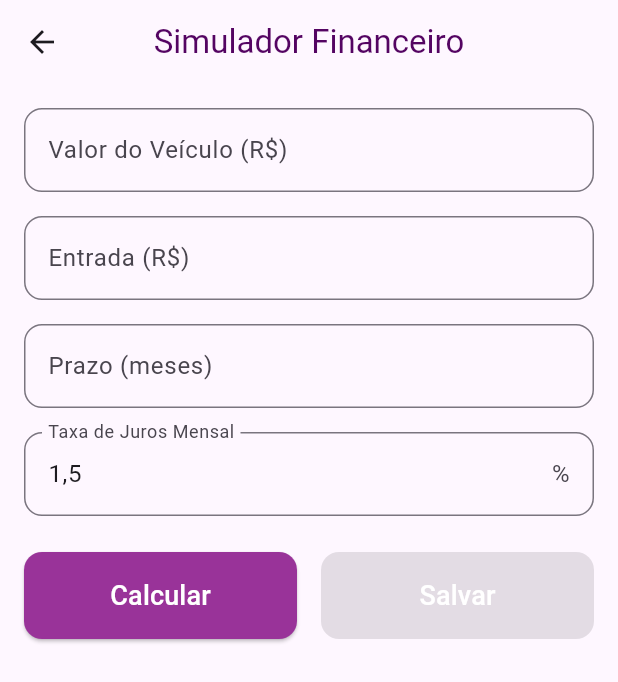
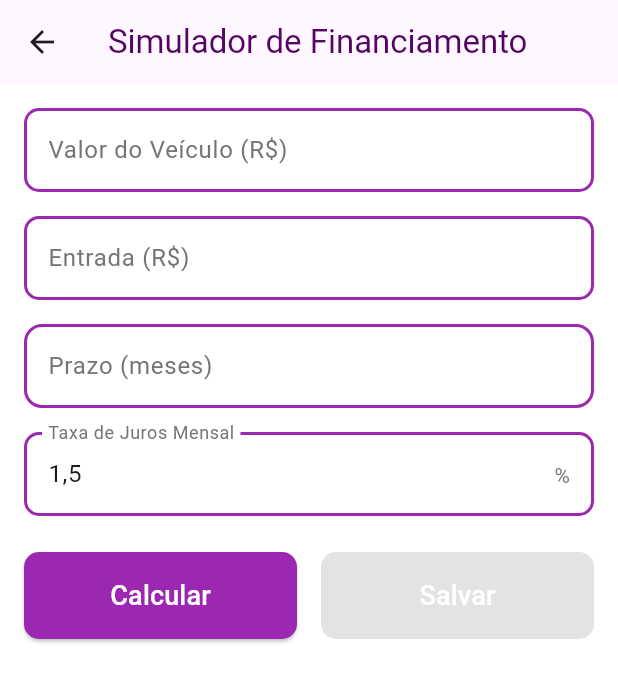
Before and after one commit to LuanMirandaa/AutoHub, a Flutter app: the FinancingScreen screen opened directly, on a phone screen of 412 x 824 dp. Shown: the top 682 px of the screen. Run offline on Flutter 3.47's test engine with Material 3 defaults, Android fonts, the phone set to English and light mode, and no system bars; our stand-ins replace cloud_firestore, firebase_auth, firebase_core, flutter_map, image_picker, latlong2; accounts and stored records are empty; generated files the repository leaves out were written again; network calls fail.

Commit message:
mudanças gerais

```diff
--- a/lib/components/menu.dart
+++ b/lib/components/menu.dart
@@ -59,17 +59,17 @@ class _MenuState extends State<Menu> {
             accountName: Text(
               widget.user.displayName ?? '',
               style: const TextStyle(
-                color: Colors.black,
+                color: Colors.white,
               ),
             ),
             accountEmail: Text(
               widget.user.email ?? '',
               style: const TextStyle(
-                color: Colors.black,
+                color: Colors.white,
               ),
             ),
             decoration: BoxDecoration(
-              color: const Color.fromARGB(55, 206, 147, 216),
+              color: Colors.purple,
             ),
           ),
           ListTile(
@@ -148,7 +148,7 @@ class _MenuState extends State<Menu> {
           ),
           ListTile(
             leading: const Icon(Icons.calculate, color: Colors.purple),
-            title: const Text('Simulador Financeiro'),
+            title: const Text('Simulador de Financiamento'),
             onTap: () {
               Navigator.push(
                 context,
--- a/lib/screens/add_edit_car_screen.dart
+++ b/lib/screens/add_edit_car_screen.dart
@@ -182,7 +182,7 @@ class _AddEditCarScreenState extends State<AddEditCarScreen> {
               child: OutlinedButton.icon(
                 style: OutlinedButton.styleFrom(
                   side: BorderSide(
-                      color: Color.fromARGB(255, 206, 147, 216), width: 2),
+                      color: Colors.purple, width: 2),
                   backgroundColor: Colors.white,
                   shape: const RoundedRectangleBorder(
                     borderRadius: BorderRadius.all(Radius.circular(10)),
@@ -191,11 +191,11 @@ class _AddEditCarScreenState extends State<AddEditCarScreen> {
                 onPressed: selectImage,
                 icon: const Icon(
                   Icons.image,
-                  color: Color.fromARGB(255, 206, 147, 216),
+                  color: Colors.purple,
                 ),
                 label: const Text('Selecionar Imagem',
                     style: TextStyle(
-                      color: Color.fromARGB(255, 206, 147, 216),
+                      color: Colors.purple,
                       fontSize: 15,
                     )),
               ),
--- a/lib/screens/car_detail_screen.dart
+++ b/lib/screens/car_detail_screen.dart
@@ -59,7 +59,7 @@ class _CarDetailScreenState extends State<CarDetailScreen> {
       backgroundColor: Colors.white,
       appBar: AppBar(
         elevation: 0,
-        iconTheme: const IconThemeData(color: Colors.purple),
+
         title: const Text(
           'Detalhes do Anúncio',
           style: TextStyle(color: Color.fromARGB(255, 84, 4, 98)),
--- a/lib/screens/financing_screen.dart
+++ b/lib/screens/financing_screen.dart
@@ -225,9 +225,10 @@ class _FinancingScreenState extends State<FinancingScreen> {
   @override
   Widget build(BuildContext context) {
     return Scaffold(
+      backgroundColor: Colors.white,
       appBar: AppBar(
         title: const Text(
-          'Simulador Financeiro',
+          'Simulador de Financiamento',
           style: TextStyle(color: Color.fromARGB(255, 84, 4, 98)),
         ),
         centerTitle: true,
@@ -241,7 +242,7 @@ class _FinancingScreenState extends State<FinancingScreen> {
               Card(
                 elevation: 4,
                 shape: RoundedRectangleBorder(
-                  borderRadius: BorderRadius.circular(12),
+                  borderRadius: BorderRadius.circular(10),
                   side: BorderSide(color: Colors.purple.shade200),
                 ),
                 child: Padding(
@@ -287,13 +288,17 @@ class _FinancingScreenState extends State<FinancingScreen> {
               ],
               decoration: InputDecoration(
                 labelText: 'Valor do Veículo (R\$)',
+                labelStyle: TextStyle(color: Colors.grey[600]),
                 border: OutlineInputBorder(
-                  borderRadius: BorderRadius.circular(12),
+                  borderRadius: BorderRadius.circular(10),
                 ),
                 focusedBorder: OutlineInputBorder(
-                  borderRadius: BorderRadius.circular(12),
-                  borderSide: BorderSide(color: Colors.purple.shade400),
+                  borderRadius: BorderRadius.circular(10),
+                  borderSide: BorderSide(color: Colors.purple.shade200, width: 2),
                 ),
+                enabledBorder: OutlineInputBorder(
+                  borderRadius: BorderRadius.circular(10),
+                  borderSide: BorderSide(color: Colors.purple, width: 2),)
               ),
             ),
             const SizedBox(height: 16),
@@ -313,13 +318,18 @@ class _FinancingScreenState extends State<FinancingScreen> {
               ],
               decoration: InputDecoration(
                 labelText: 'Entrada (R\$)',
+                labelStyle: TextStyle(color: Colors.grey[600]),
                 border: OutlineInputBorder(
-                  borderRadius: BorderRadius.circular(12),
+                  borderRadius: BorderRadius.circular(10),
                 ),
                 focusedBorder: OutlineInputBorder(
-                  borderRadius: BorderRadius.circular(12),
-                  borderSide: BorderSide(color: Colors.purple.shade400),
+                  borderRadius: BorderRadius.circular(10),
+                  borderSide: BorderSide(color: Colors.purple.shade200, width: 2),
+
                 ),
+                enabledBorder: OutlineInputBorder(
+                  borderRadius: BorderRadius.circular(10),
+                  borderSide: BorderSide(color: Colors.purple, width: 2),)
               ),
             ),
             const SizedBox(height: 16),
@@ -332,15 +342,22 @@ class _FinancingScreenState extends State<FinancingScreen> {
               ],
               decoration: InputDecoration(
                 labelText: 'Prazo (meses)',
+                labelStyle: TextStyle(color: Colors.grey[600]),
                 hintText: 'Ex: 48',
+                hintStyle: TextStyle(color: Colors.grey[600]),
                 border: OutlineInputBorder(
-                  borderRadius: BorderRadius.circular(12),
+                  borderRadius: BorderRadius.circular(10),
                 ),
                 focusedBorder: OutlineInputBorder(
+                  borderRadius: BorderRadius.circular(10),
+                  borderSide: BorderSide(color: Colors.purple.shade200, width: 2),
+                ),
+                enabledBorder: OutlineInputBorder(
                   borderRadius: BorderRadius.circular(12),
-                  borderSide: BorderSide(color: Colors.purple.shade400),
+                  borderSide: BorderSide(color: Colors.purple, width: 2),
                 ),
                 suffixText: 'meses',
+                suffixStyle: TextStyle(color: Colors.grey[600]),
               ),
             ),
             const SizedBox(height: 16),
@@ -354,15 +371,22 @@ class _FinancingScreenState extends State<FinancingScreen> {
               ],
               decoration: InputDecoration(
                 labelText: 'Taxa de Juros Mensal',
+                labelStyle: TextStyle(color: Colors.grey[600]),
                 hintText: 'Ex: 1,5',
+                hintStyle: TextStyle(color: Colors.grey[600]),
                 border: OutlineInputBorder(
-                  borderRadius: BorderRadius.circular(12),
+                  borderRadius: BorderRadius.circular(10),
                 ),
                 focusedBorder: OutlineInputBorder(
-                  borderRadius: BorderRadius.circular(12),
-                  borderSide: BorderSide(color: Colors.purple.shade400),
+                  borderRadius: BorderRadius.circular(10),
+                  borderSide: BorderSide(color: Colors.purple.shade200, width: 2),
+                ),
+                enabledBorder: OutlineInputBorder(
+                  borderRadius: BorderRadius.circular(10),
+                  borderSide: BorderSide(color: Colors.purple, width: 2),
                 ),
                 suffixText: '%',
+                suffixStyle: TextStyle(color: Colors.grey[600]),
               ),
             ),
             const SizedBox(height: 24),
@@ -372,10 +396,10 @@ class _FinancingScreenState extends State<FinancingScreen> {
                   child: ElevatedButton(
                     onPressed: calculateMonthlyPayment,
                     style: ElevatedButton.styleFrom(
-                      backgroundColor: const Color(0xFF993399),
+                      backgroundColor: Colors.purple,
                       padding: const EdgeInsets.symmetric(vertical: 16),
                       shape: RoundedRectangleBorder(
-                        borderRadius: BorderRadius.circular(12),
+                        borderRadius: BorderRadius.circular(10),
                       ),
                     ),
                     child: const Text(
@@ -389,10 +413,10 @@ class _FinancingScreenState extends State<FinancingScreen> {
                   child: ElevatedButton(
                     onPressed: monthlyPayment > 0 ? saveSimulation : null,
                     style: ElevatedButton.styleFrom(
-                      backgroundColor: const Color(0xFF993399),
+                      backgroundColor: Colors.purple,
                       padding: const EdgeInsets.symmetric(vertical: 16),
                       shape: RoundedRectangleBorder(
-                        borderRadius: BorderRadius.circular(12),
+                        borderRadius: BorderRadius.circular(10),
                       ),
                     ),
                     child: const Text(
@@ -408,7 +432,7 @@ class _FinancingScreenState extends State<FinancingScreen> {
               Card(
                 elevation: 4,
                 shape: RoundedRectangleBorder(
-                  borderRadius: BorderRadius.circular(12),
+                  borderRadius: BorderRadius.circular(10),
                   side: BorderSide(color: Colors.purple.shade200),
                 ),
                 child: Container(
@@ -421,7 +445,7 @@ class _FinancingScreenState extends State<FinancingScreen> {
                         style: TextStyle(
                           fontSize: 24,
                           fontWeight: FontWeight.bold,
-                          color: Color(0xFF993399),
+                          color: Colors.purple,
                         ),
                       ),
                       const SizedBox(height: 16),
@@ -438,7 +462,7 @@ class _FinancingScreenState extends State<FinancingScreen> {
                         'em ${monthsController.text} pagamentos',
                         style: const TextStyle(
                           fontSize: 20,
-                          color: Color(0xFF993399),
+                          color: Colors.purple,
                         ),
                       ),
                     ],
--- a/lib/screens/login_screen.dart
+++ b/lib/screens/login_screen.dart
@@ -155,7 +155,7 @@ class LoginScreen extends StatelessWidget {
                     child: OutlinedButton(
                       style: OutlinedButton.styleFrom(
                         side: BorderSide(
-                            color: Color.fromARGB(255, 206, 147, 216),
+                            color: Colors.purple,
                             width: 2),
                         backgroundColor: Colors.white,
                         shape: const RoundedRectangleBorder(
@@ -171,7 +171,7 @@ class LoginScreen extends StatelessWidget {
                       },
                       child: Text('Cadastrar-se',
                           style: TextStyle(
-                              color: Color.fromARGB(255, 206, 147, 216),
+                              color: Colors.purple,
                               fontSize: 15)),
                     ),
                   ),
@@ -190,7 +190,7 @@ class LoginScreen extends StatelessWidget {
                   OutlinedButton(
                       style: OutlinedButton.styleFrom(
                         side: BorderSide(
-                          color: Color.fromARGB(255, 206, 147, 216),
+                          color: Colors.purple,
                         ),
                         backgroundColor: Colors.white,
                         shape: const RoundedRectangleBorder(
--- a/lib/screens/register_screen.dart
+++ b/lib/screens/register_screen.dart
@@ -17,6 +17,11 @@ class RegisterScreen extends StatelessWidget {
   @override
   Widget build(BuildContext context) {
     return Scaffold(
+      appBar: AppBar(
+        iconTheme: const IconThemeData(color: Colors.black),
+        backgroundColor: Colors.white,
+
+      ),
       body: Container(
         color: Colors.white,
         child: Center(
```
Also changed, not shown: lib/screens/reset_password_screen.dart (+20 -6 lines).
